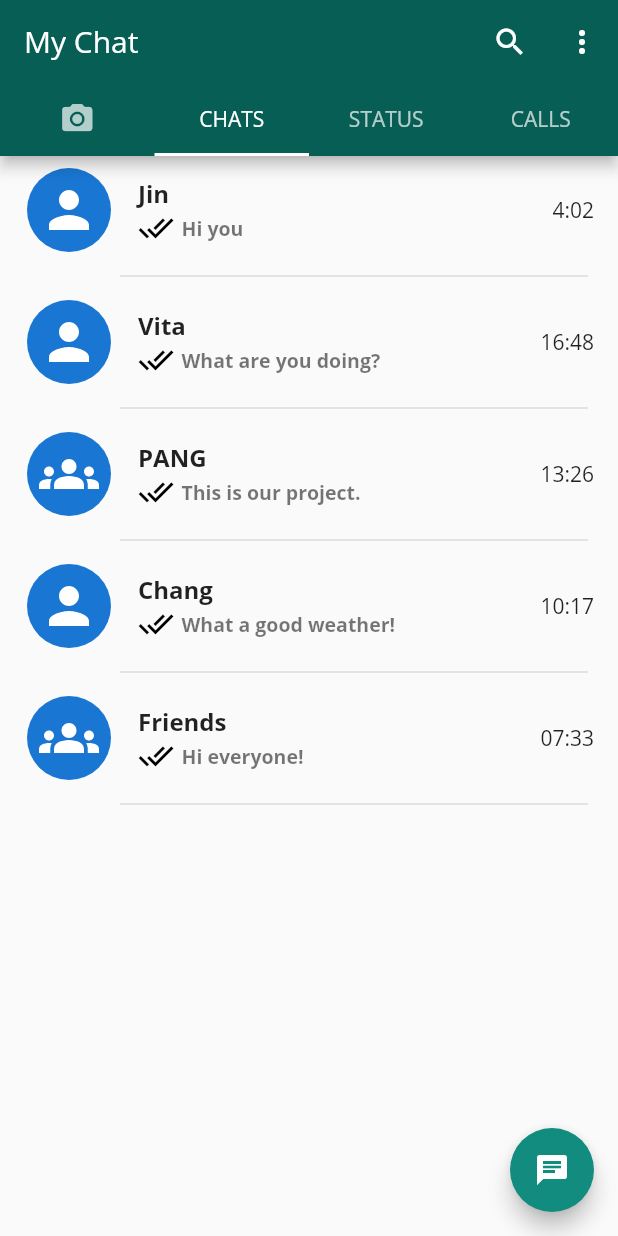
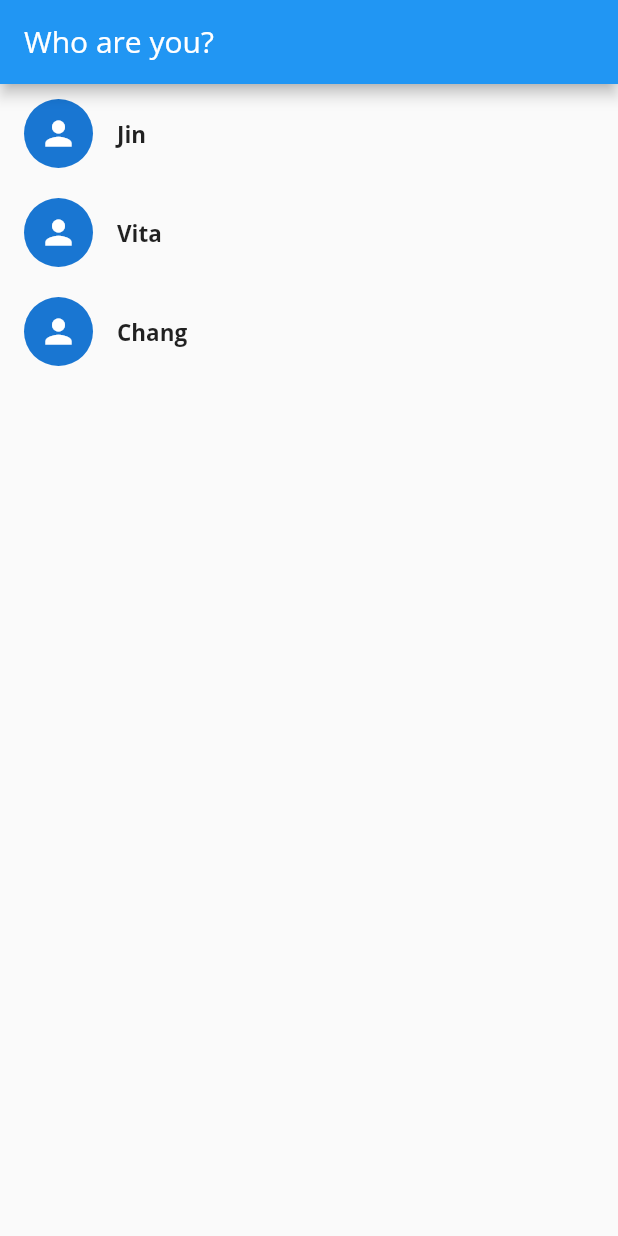
Before and after one commit to jin-vita/my-chat, a Flutter app: the screen it shows after launch, on a phone screen of 412 x 824 dp. Run offline on Flutter 3.47's test engine with Material 2 defaults, Android fonts, the phone set to English and light mode, and no system bars; our stand-ins replace camera, emoji_picker_flutter, flutter_svg, socket_io_client, video_player.

```diff
--- a/lib/dummy/chats_dummy.dart
+++ b/lib/dummy/chats_dummy.dart
@@ -2,6 +2,7 @@ import 'package:my_chat/model/chat_model.dart';
 
 List<ChatModel> chats = [
   ChatModel(
+    id: 'aa',
     name: 'Jin',
     icon: 'person.svg',
     currentMessage: 'Hi you',
@@ -9,6 +10,7 @@ List<ChatModel> chats = [
     isGroup: false,
   ),
   ChatModel(
+    id: 'bb',
     name: 'Vita',
     icon: 'person.svg',
     currentMessage: 'What are you doing?',
@@ -16,6 +18,7 @@ List<ChatModel> chats = [
     isGroup: false,
   ),
   ChatModel(
+    id: 'cc',
     name: 'PANG ',
     icon: 'groups.svg',
     currentMessage: 'This is our project.',
@@ -23,6 +26,7 @@ List<ChatModel> chats = [
     isGroup: true,
   ),
   ChatModel(
+    id: 'dd',
     name: 'Chang',
     icon: 'person.svg',
     currentMessage: 'What a good weather!',
@@ -30,6 +34,7 @@ List<ChatModel> chats = [
     isGroup: false,
   ),
   ChatModel(
+    id: 'ee',
     name: 'Friends',
     icon: 'groups.svg',
     currentMessage: 'Hi everyone!',
@@ -37,3 +42,30 @@ List<ChatModel> chats = [
     isGroup: true,
   ),
 ];
+
+List<ChatModel> chatModels = [
+  ChatModel(
+    id: 'aa',
+    name: 'Jin',
+    icon: 'person.svg',
+    currentMessage: 'Hi you',
+    time: '4:02',
+    isGroup: false,
+  ),
+  ChatModel(
+    id: 'bb',
+    name: 'Vita',
+    icon: 'person.svg',
+    currentMessage: 'What are you doing?',
+    time: '16:48',
+    isGroup: false,
+  ),
+  ChatModel(
+    id: 'dd',
+    name: 'Chang',
+    icon: 'person.svg',
+    currentMessage: 'What a good weather!',
+    time: '10:17',
+    isGroup: false,
+  ),
+];
--- a/lib/main.dart
+++ b/lib/main.dart
@@ -1,11 +1,12 @@
 import 'package:camera/camera.dart';
 import 'package:flutter/material.dart';
 import 'package:my_chat/screen/camera_screen.dart';
-import 'package:my_chat/screen/home_screen.dart';
+import 'package:my_chat/screen/login_screen.dart';
 
 // flutter pub add camera
 // flutter pub add flutter_svg
 // flutter pub add video_player
+// flutter pub add socket_io_client
 // flutter pub add shared_preferences
 // flutter pub add emoji_picker_flutter
 Future<void> main() async {
@@ -24,7 +25,7 @@ class MyApp extends StatelessWidget {
       theme: ThemeData(
         fontFamily: 'OpenSans',
       ),
-      home: const HomeScreen(),
+      home: const LoginScreen(),
     );
   }
 }
--- a/lib/model/chat_model.dart
+++ b/lib/model/chat_model.dart
@@ -6,8 +6,10 @@ class ChatModel {
   String? time;
   bool? isGroup;
   bool selected;
+  String id;
 
   ChatModel({
+    required this.id,
     required this.name,
     this.icon = 'person.svg',
     this.status = 'developer',
--- /dev/null
+++ b/lib/screen/login_screen.dart
@@ -0,0 +1,39 @@
+import 'package:flutter/material.dart';
+import 'package:my_chat/dummy/chats_dummy.dart';
+import 'package:my_chat/screen/home_screen.dart';
+import 'package:my_chat/ui/button_card.dart';
+
+class LoginScreen extends StatefulWidget {
+  const LoginScreen({Key? key}) : super(key: key);
+
+  @override
+  State<LoginScreen> createState() => _LoginScreenState();
+}
+
+class _LoginScreenState extends State<LoginScreen> {
+  @override
+  Widget build(BuildContext context) {
+    return Scaffold(
+      appBar: AppBar(
+        title: const Text('Who are you?'),
+      ),
+      body: ListView.builder(
+        itemCount: chatModels.length,
+        itemBuilder: (context, index) => InkWell(
+          onTap: () {
+            Navigator.pushReplacement(
+              context,
+              MaterialPageRoute(
+                builder: (builder) => const HomeScreen(),
+              ),
+            );
+          },
+          child: ButtonCard(
+            name: chatModels[index].name,
+            icon: Icons.person,
+          ),
+        ),
+      ),
+    );
+  }
+}
--- a/pubspec.yaml
+++ b/pubspec.yaml
@@ -40,6 +40,7 @@ dependencies:
   shared_preferences: ^2.1.0
   camera: ^0.10.3+2
   video_player: ^2.6.1
+  socket_io_client: ^2.0.1
 
 dev_dependencies:
   flutter_test:
```
Also changed, not shown: lib/dummy/contacts_dummy.dart (+12 -8 lines), lib/screen/individual_screen.dart (+36 -4 lines), pubspec.lock.
